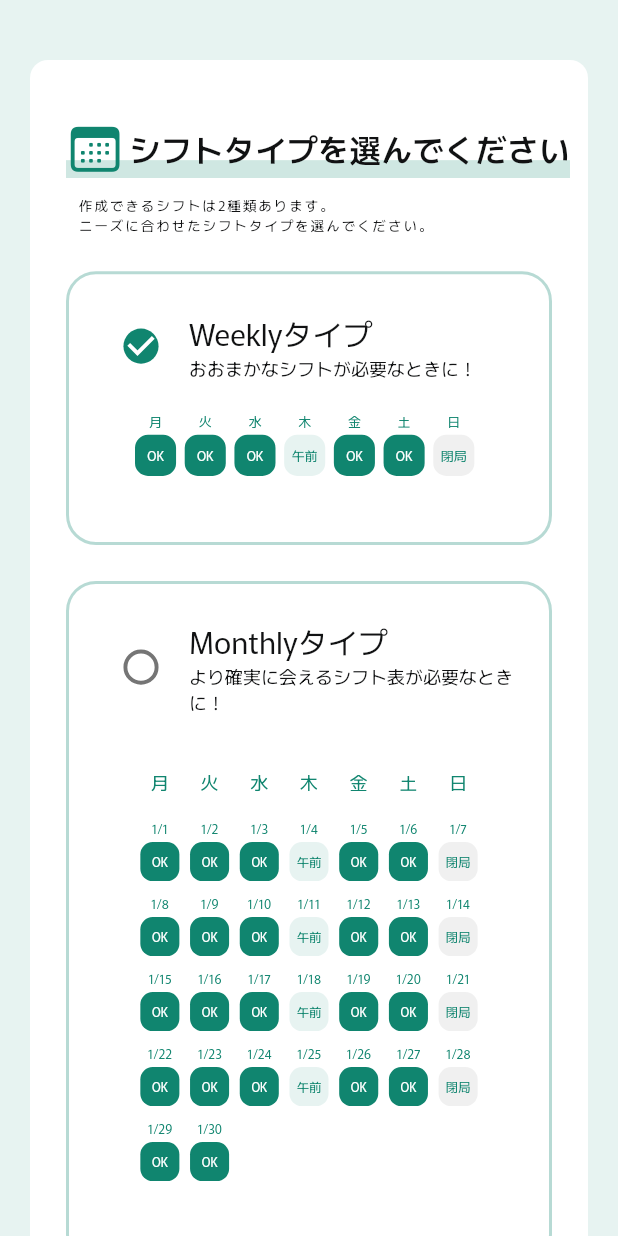
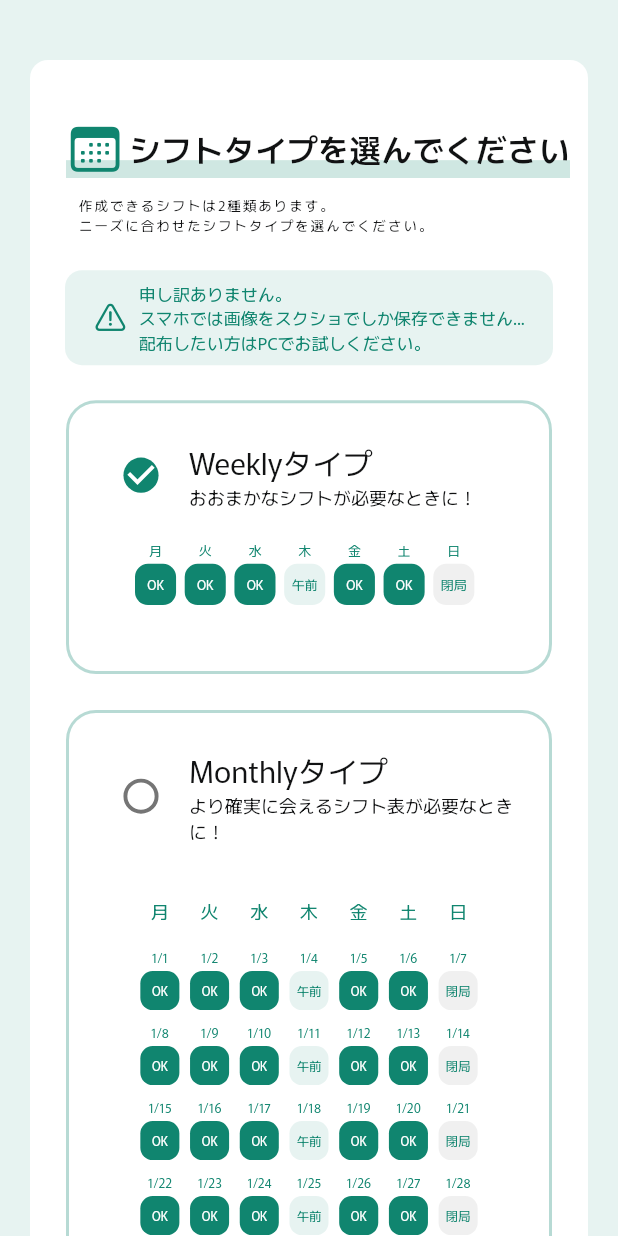
Before and after one commit to obutora/yakuzaisi_shift_sheet_generator_web, a Flutter app: the screen it shows after launch, on a phone screen of 412 x 824 dp. Run offline on Flutter 3.47's test engine with Material 2 defaults, Android fonts, the phone set to English and light mode, and no system bars; our stand-ins replace flutter_hooks, flutter_svg, hooks_riverpod, simple_animations; missing offline and left inert: dart:html.

Commit message:
スマホ画面上で保存できない旨を追加

```diff
--- a/lib/screen/homescreen.dart
+++ b/lib/screen/homescreen.dart
@@ -75,7 +75,7 @@ class ProgressWidgetSelectorState
         child: Column(
           crossAxisAlignment: CrossAxisAlignment.center,
           children: [
-            ShiftTypeSelector(shift: shift),
+            const ShiftTypeSelector(), //NOTE: シフトタイプ選択のためのWidget
             const SizedBox(height: 40),
             Row(
               mainAxisAlignment: MainAxisAlignment.center,
--- a/lib/view/widget/shift_type_selector.dart
+++ b/lib/view/widget/shift_type_selector.dart
@@ -1,19 +1,20 @@
 import 'package:flutter/cupertino.dart';
-import 'package:yakuzaisi_shift_sheet_generator_web/entity/shift.dart';
+import 'package:hooks_riverpod/hooks_riverpod.dart';
+import 'package:yakuzaisi_shift_sheet_generator_web/const.dart';
+import 'package:yakuzaisi_shift_sheet_generator_web/provider/shift_provider.dart';
 import 'package:yakuzaisi_shift_sheet_generator_web/view/widget/preview_week_month_card.dart';
 
 import '../text/title_with_marker.dart';
 
-class ShiftTypeSelector extends StatelessWidget {
+class ShiftTypeSelector extends ConsumerWidget {
   const ShiftTypeSelector({
     Key? key,
-    required this.shift,
   }) : super(key: key);
 
-  final Shift shift;
+  @override
+  Widget build(BuildContext context, WidgetRef ref) {
+    final shift = ref.watch(shiftProvider);
 
-  @override
-  Widget build(BuildContext context) {
     final Size size = MediaQuery.of(context).size;
 
     return Column(
@@ -26,6 +27,37 @@ class ShiftTypeSelector extends StatelessWidget {
         ),
         const SizedBox(height: 12),
         //NOTE : responsive
+        //NOTE: スクリーンサイズが小さい時はスマホの可能性があるので、caution
+        size.width < 600
+            ? LimitedBox(
+                maxWidth: 400,
+                child: FittedBox(
+                  child: Container(
+                    margin: const EdgeInsets.symmetric(
+                        horizontal: 12, vertical: 12),
+                    padding:
+                        const EdgeInsets.symmetric(horizontal: 20, vertical: 8),
+                    decoration: BoxDecoration(
+                      color: kBgColor,
+                      borderRadius: BorderRadius.circular(12),
+                    ),
+                    child: Row(
+                      children: [
+                        const Icon(
+                          CupertinoIcons.exclamationmark_triangle,
+                          color: kPcolor1,
+                        ),
+                        const SizedBox(width: 8),
+                        Text(
+                          '申し訳ありません。\nスマホでは画像をスクショでしか保存できません...\n配布したい方はPCでお試しください。',
+                          style: kCaption.copyWith(color: kPcolor1),
+                        ),
+                      ],
+                    ),
+                  ),
+                ),
+              )
+            : const SizedBox(height: 0),
         size.width >= 900
             ? Row(
                 crossAxisAlignment: CrossAxisAlignment.start,
```
Also changed, not shown: 1 other file.
